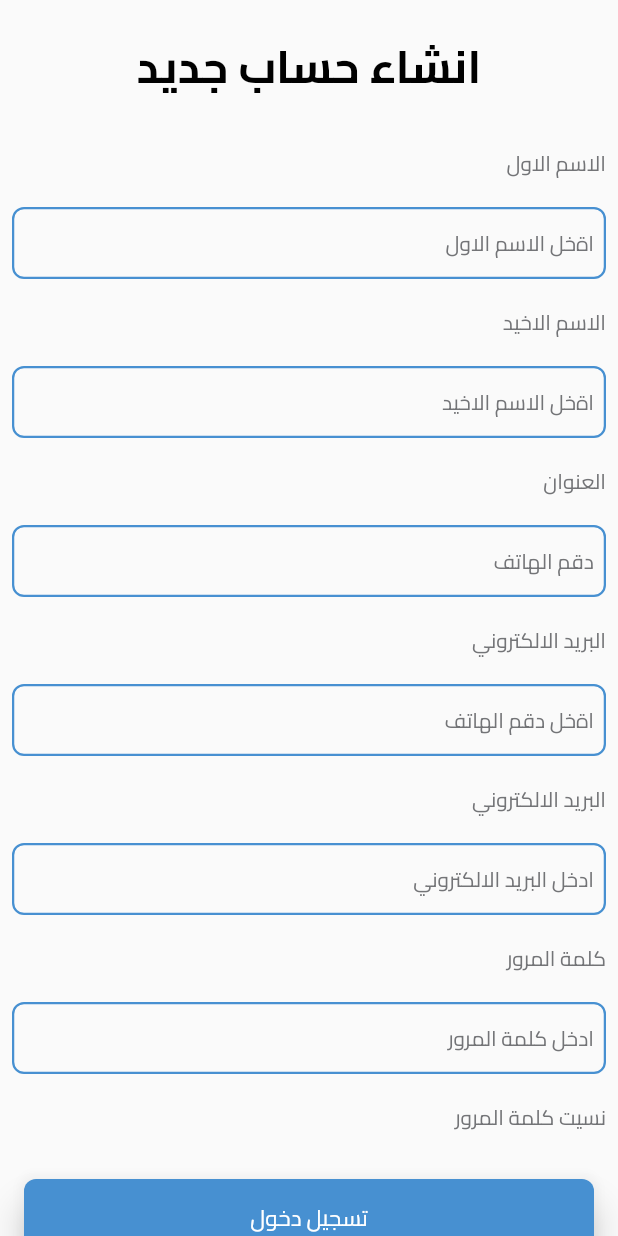
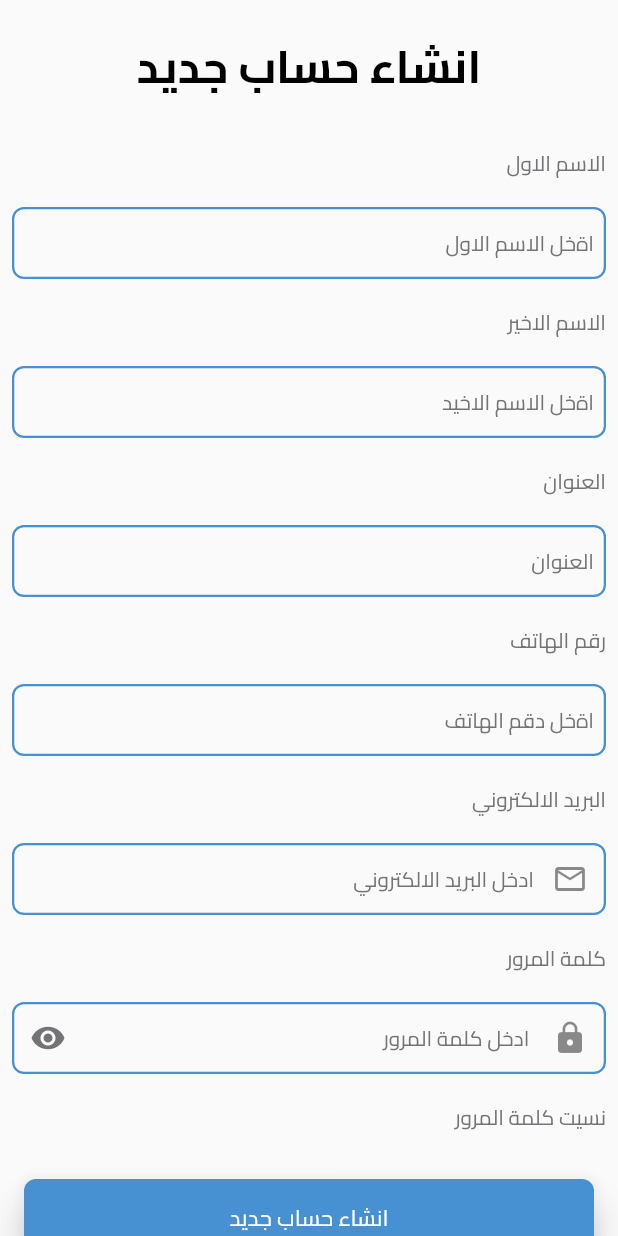
Before and after one commit to Almagics/bonyan_public, a Flutter app: the RegisterView screen opened by its route, on a phone screen of 412 x 824 dp. Run offline on Flutter 3.47's test engine with Material 2 defaults, Android fonts, the phone set to English and light mode, and no system bars; our stand-ins replace cloud_firestore, curved_navigation_bar, firebase_auth, firebase_core; missing offline and left inert: dart:ffi; accounts and stored records are empty; network calls fail.

Commit message:
login update

```diff
--- a/lib/persentation/register/register_view.dart
+++ b/lib/persentation/register/register_view.dart
@@ -1,6 +1,9 @@
+import 'package:cloud_firestore/cloud_firestore.dart';
+import 'package:firebase_auth/firebase_auth.dart';
 import 'package:flutter/cupertino.dart';
 import 'package:flutter/material.dart';
 
+import '../../data/firebase_auth/firebase_auth_service.dart';
 import '../resources/assets_manager.dart';
 import '../resources/color_manager.dart';
 import '../resources/font_manager.dart';
@@ -8,6 +11,7 @@ import '../resources/routes_manager.dart';
 import '../resources/strings_manager.dart';
 import '../resources/styles_manager.dart';
 import '../resources/values_manager.dart';
+import '../widget/app_text_form_filed.dart';
 
 class RegisterView extends StatefulWidget {
   const RegisterView({Key? key}) : super(key: key);
@@ -17,16 +21,35 @@ class RegisterView extends StatefulWidget {
 }
 
 class _RegisterViewState extends State<RegisterView> {
+
+  final FirebaseAuthService _auth = FirebaseAuthService();
+  final  _store = FirebaseFirestore.instance;
+
+
+  final firstNameController = TextEditingController();
+  final lastNameController = TextEditingController();
+ // final idController = TextEditingController();
+  final phoneController = TextEditingController();
+  final emailController = TextEditingController();
+  //final birthDayController = TextEditingController();
+  final passwordController = TextEditingController();
+ final addressController = TextEditingController();
+
+  final userTypeController = TextEditingController();
+  final _formKey = GlobalKey<FormState>();
+
+
   @override
   Widget build(BuildContext context) {
-    return Scaffold(
+    return Directionality(
+      textDirection: TextDirection.rtl,
+      child: Scaffold(
 
         body:  SingleChildScrollView(
-          child: Container(
-            height:MediaQuery.of(context).size.height ,
-            width: MediaQuery.of(context).size.width,
+            child: Form(
+              key: _formKey,
               child: Column(
-              crossAxisAlignment: CrossAxisAlignment.end,
+                crossAxisAlignment: CrossAxisAlignment.start,
                 children: [
                   const SafeArea(child: SizedBox.shrink()),
                    Container(
@@ -49,14 +72,13 @@ class _RegisterViewState extends State<RegisterView> {
                     ),
                   ),
 
-                const Padding(padding: EdgeInsets.all(AppPadding.p8),
-                  child: TextField(
-                    textAlign: TextAlign.right,
-                    textDirection: TextDirection.rtl,
-                    decoration: InputDecoration(
+                   Padding(padding: EdgeInsets.all(AppPadding.p8),
+                    child: AppTextFormFiled(
+
+                      controller: firstNameController,
                       hintText: AppStrings.enterFirstName,
+                    )
                   ),
-                  ),),
 
 
                   Padding(
@@ -67,13 +89,11 @@ class _RegisterViewState extends State<RegisterView> {
                     ),
                   ),
 
-                const Padding(padding: EdgeInsets.all(AppPadding.p8),
-                  child: TextField(
-                    textAlign: TextAlign.right,
-                    textDirection: TextDirection.rtl,
-                    decoration: InputDecoration(
+                   Padding(padding: EdgeInsets.all(AppPadding.p8),
+                    child: AppTextFormFiled(
+
+                      controller: lastNameController,
                       hintText: AppStrings.enterLastName,
-                    ),
                     ),),
 
                   Padding(
@@ -84,30 +104,26 @@ class _RegisterViewState extends State<RegisterView> {
                     ),
                   ),
 
-                const Padding(padding: EdgeInsets.all(AppPadding.p8),
-                  child: TextField(
-                    textAlign: TextAlign.right,
-                    textDirection: TextDirection.rtl,
-                    decoration: InputDecoration(
-                      hintText: AppStrings.phone,
-                    ),
-                  ),),
+                   Padding(padding: EdgeInsets.all(AppPadding.p8),
+                    child: AppTextFormFiled(
+
+                      controller: addressController,
+                      hintText: AppStrings.address,
+                    )),
 
                   Padding(
                     padding: const EdgeInsets.all(8.0),
                     child: Text(
-                    AppStrings.email,
+                      AppStrings.phone,
                       style: Theme.of(context).textTheme.headlineMedium,
                     ),
                   ),
 
-                const Padding(padding: EdgeInsets.all(AppPadding.p8),
-                  child: TextField(
-                    textAlign: TextAlign.right,
-                    textDirection: TextDirection.rtl,
-                    decoration: InputDecoration(
+                   Padding(padding: EdgeInsets.all(AppPadding.p8),
+                    child: AppTextFormFiled(
+
+                      controller: phoneController,
                       hintText: AppStrings.enterPhone,
-                    ),
                     ),),
 
 
@@ -119,14 +135,12 @@ class _RegisterViewState extends State<RegisterView> {
                     ),
                   ),
 
-                 const Padding(padding: EdgeInsets.all(AppPadding.p8),
-                  child: TextField(
-                    textAlign: TextAlign.right,
-                    textDirection: TextDirection.rtl,
-                    decoration: InputDecoration(
+                    Padding(padding: EdgeInsets.all(AppPadding.p8),
+                    child: AppTextFormFiled(
+                      iconData: Icons.email_outlined,
+                      controller: emailController,
                       hintText: AppStrings.enterEmail,
-                    ),
-                  ),),
+                    )),
 
                   Padding(
                     padding: const EdgeInsets.all(8.0),
@@ -136,13 +150,13 @@ class _RegisterViewState extends State<RegisterView> {
                     ),
                   ),
 
-                const Padding(padding: EdgeInsets.all(AppPadding.p8),
-                  child: TextField(
-                    textAlign: TextAlign.right,
-                    textDirection: TextDirection.rtl,
-                    decoration: InputDecoration(
-                        hintText: AppStrings.enterPassword
-                    ),
+                   Padding(padding: EdgeInsets.all(AppPadding.p8),
+                    child: AppTextFormFiled(
+                      obscureText: true,
+                      suffixIcon: true,
+                      iconData: Icons.lock,
+                      controller: passwordController,
+                      hintText: AppStrings.enterPassword,
                     ),),
 
                   Padding(
@@ -162,12 +176,12 @@ class _RegisterViewState extends State<RegisterView> {
                         child: ElevatedButton(
                           onPressed: () {
                             //pageController.animateToPage(getNextIndex, duration: const Duration(microseconds: AppConstants.splashDelay), curve: Curves.bounceInOut);
-
+                            _signup();
                           },
 
 
                           style: Theme.of(context).elevatedButtonTheme.style,
-                        child: const Text(AppStrings.login),
+                          child: const Text(AppStrings.register),
 
                         ),
                       ),
@@ -252,7 +266,7 @@ class _RegisterViewState extends State<RegisterView> {
                         child: ElevatedButton(
                           onPressed: () {
                             //pageController.animateToPage(getNextIndex, duration: const Duration(microseconds: AppConstants.splashDelay), curve: Curves.bounceInOut);
-                          Navigator.pushReplacementNamed(context, Routes.registerRoute);
+                            Navigator.pushReplacementNamed(context, Routes.loginRoute);
                           },
 
 
@@ -283,13 +297,80 @@ class _RegisterViewState extends State<RegisterView> {
                   ),
                 ],
               ),
+            )
+        ),
+      ),
+    );
+  }
+  void _signup() async{
+    String firstName = firstNameController.text;
+    String lastName= lastNameController.text;
+   // String idNumber = idController.text;
+    String phone = phoneController.text;
+    String email = emailController.text;
+    //String birthday = birthDayController.text;
+    String password = passwordController.text;
+    String address = addressController.text;
+    String userType = userTypeController.text;
+    User? user = await _auth.signupWithEmailAndPassword(email, password);
 
 
 
 
 
-          )
+    if(user!= null){
+      print("User is successfully created");
+      await _store.collection("Users")
+          .doc(email)
+          .set({
+
+        "email":email,
+        "password":password,
+        "FullName":firstName + lastName,
+
+        "Address":address,
+
+        "PhoneNumber":phone,
+
+        "Role":userType,
+        "Username":user.uid.toString()
+
+
+      });
+
+
+
+      Navigator.pushReplacementNamed(context, Routes.mainRoute);
+
+
+
+    }else{
+      _displayDialog('Registration failed. Please try again.');
+    }
+
+
+
+  }
+
+  void _displayDialog(String message) {
+    showDialog(
+      context: context,
+      builder: (BuildContext context) {
+        return AlertDialog(
+          title: const Text('Registration Error'),
+          content: Text(message),
+          actions: <Widget>[
+            TextButton(
+              onPressed: () {
+                Navigator.of(context).pop();
+              },
+              child: Text('OK'),
             ),
+          ],
+        );
+      },
     );
   }
+
+
 }
--- a/lib/persentation/resources/strings_manager.dart
+++ b/lib/persentation/resources/strings_manager.dart
@@ -20,15 +20,15 @@ class AppStrings{
   static const login = "تسجيل دخول";
   static const loginBy = "التسجيل عبر";
   static const createAccount = "لا تمتلك حساب ؟ انشآء حساب جديد";
-  static const RegisterAsClient = "تسجيل عبر الايميل]";
+  static const RegisterAsClient = "تسجيل عبر الايميل";
   static const password = "كلمة المرور";
   static const enterPassword = " ادخل كلمة المرور";
   static const firstName = "الاسم الاول";
   static const enterFirstName = "اةخل الاسم الاول";
-  static const lastName = "الاسم الاخيد";
+  static const lastName = "الاسم الاخير";
   static const enterLastName = "اةخل الاسم الاخيد";
   static const address = "العنوان";
-  static const phone = "دقم الهاتف";
+  static const phone = "رقم الهاتف";
   static const enterPhone = "اةخل دقم الهاتف";
   static const acceptTerms = "أوافق على شروط الاستخدام وسياسة الخصوصية";
   static const register ="انشاء حساب جديد";
--- a/lib/persentation/resources/theme_manager.dart
+++ b/lib/persentation/resources/theme_manager.dart
@@ -37,7 +37,7 @@ splashColor: ColorManager.lightPrimary,
 
   appBarTheme: AppBarTheme(
     centerTitle:true,
-    color: ColorManager.primary,
+    color: ColorManager.white,
     elevation: AppSize.s4,
     shadowColor: ColorManager.lightGrey,
     titleTextStyle: getRegularStyle(fontSize: FontSize.s16, color: ColorManager.white)
--- /dev/null
+++ b/lib/persentation/widget/app_text_form_filed.dart
@@ -0,0 +1,102 @@
+import 'package:bonyan/persentation/resources/color_manager.dart';
+import 'package:flutter/material.dart';
+
+
+class AppTextFormFiled extends StatefulWidget {
+  AppTextFormFiled(
+      {Key? key,
+        this.textInputAction = TextInputAction.next,
+        this.keyboardType = TextInputType.text,
+        this.controller,
+        this.iconData,
+        this.hintText,
+        this.obscureText = false,
+        this.suffixIcon = false,
+        this.validator,
+        this.onChanged,
+        this.onTap,
+        this.autofocus = false,
+        this.readOnly = false,
+        this.maxLine = 1,
+        this.minLine = 1,
+        this.maxLength})
+      : super(key: key);
+
+  final TextInputAction textInputAction;
+  final TextInputType keyboardType;
+  final TextEditingController? controller;
+  final IconData? iconData;
+  final String? hintText;
+  final bool suffixIcon;
+  final bool autofocus;
+  final bool readOnly;
+  bool obscureText;
+  final String? Function(String?)? validator;
+  final Function(String)? onChanged;
+  final VoidCallback? onTap;
+  final int? maxLine;
+  final int? minLine;
+  final int? maxLength;
+
+  @override
+  State<AppTextFormFiled> createState() => _TextFiledAppState();
+}
+
+class _TextFiledAppState extends State<AppTextFormFiled> {
+  void showPassword() {
+    setState(() {
+      widget.obscureText = !widget.obscureText;
+    });
+  }
+
+  @override
+  Widget build(BuildContext context) {
+    return TextFormField(
+     // textDirection : TextDirection.rtl,
+    //  textAlign: TextAlign.right,
+      maxLength: widget.maxLength,
+      maxLines: widget.maxLine,
+      minLines: widget.minLine,
+      readOnly: widget.readOnly,
+      autofocus: widget.autofocus,
+      validator: widget.validator ??
+              (String? val) {
+            if (val!.trim().isEmpty) return 'Required*';
+            return null;
+          },
+      onChanged: widget.onChanged,
+      onTap: widget.onTap,
+      textInputAction: widget.textInputAction,
+      keyboardType: widget.keyboardType,
+      obscureText: widget.obscureText,
+      controller: widget.controller,
+
+      decoration: InputDecoration(
+
+
+          border:  OutlineInputBorder(
+              borderRadius: BorderRadius.circular(
+                  widget.maxLength == null ? 100.0:12
+              )
+          ),
+
+          prefixIcon: widget.iconData == null
+              ? null
+              : Icon(
+            widget.iconData,
+            size:  24,
+          ),
+          suffixIcon: widget.suffixIcon
+              ? IconButton(onPressed: (){
+            showPassword();
+          }, icon: Icon(widget.obscureText
+              ?Icons.visibility
+              :Icons.visibility_off,
+            color: !widget.obscureText?Theme.of(context).primaryColor:
+            ColorManager.grey,
+          ))
+              : null,
+          hintText: widget.hintText),
+    );
+  }
+}
--- a/pubspec.yaml
+++ b/pubspec.yaml
@@ -39,6 +39,8 @@ dependencies:
   flutter_svg: ^2.0.7
   firebase_core: ^2.16.0
   firebase_auth: ^4.10.0
+  cloud_firestore: ^4.9.2
+  curved_navigation_bar: ^1.0.3
 
 dev_dependencies:
   flutter_test:
```
Also changed, not shown: lib/data/firebase_auth/firebase_auth_service.dart (+14 -0 lines), lib/persentation/Main/main_view.dart (+47 -1 lines), lib/persentation/appbar_bottom/Appbar_view.dart (added, +54 -0 lines), lib/persentation/appbar_bottom/navBottomWighget.dart (added, +41 -0 lines), lib/persentation/login/login_View.dart (+114 -36 lines), lib/firebase_options.dart, pubspec.lock, 3 other files. Lines whose indentation alone changed are shown as unchanged.
